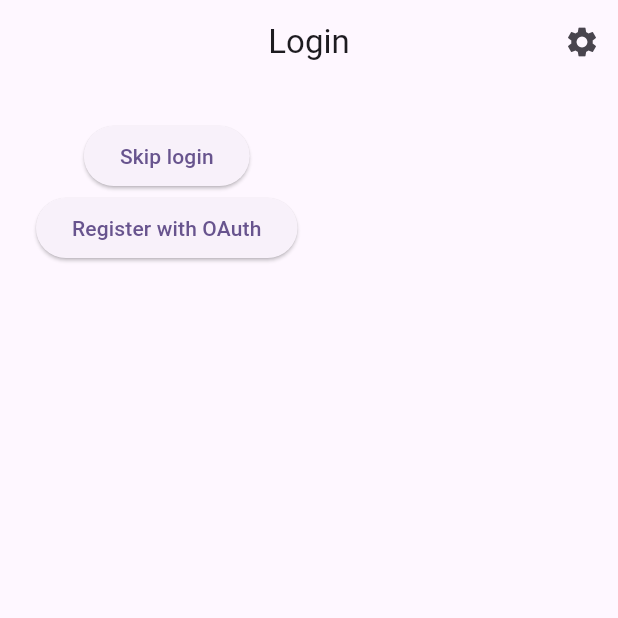
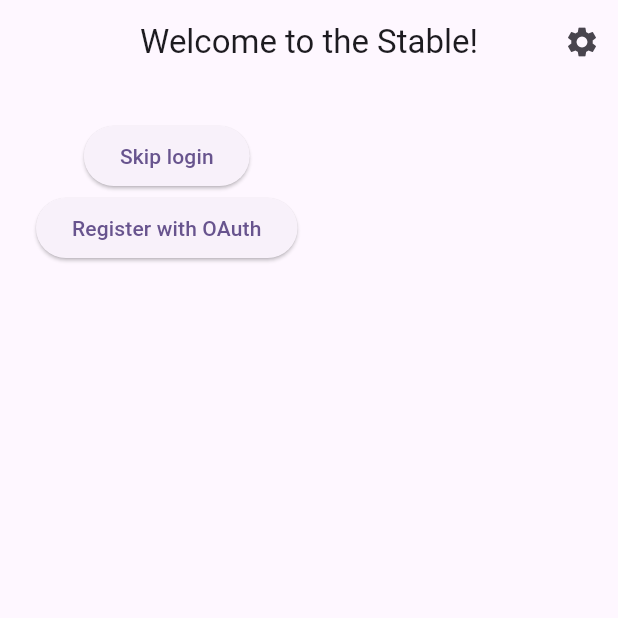
Before and after one commit to likoli007/Stable, a Flutter app: the screen it shows after launch, on a phone screen of 412 x 824 dp, the top half of it. Run offline on Flutter 3.47's test engine with Material 3 defaults, Android fonts, the light colour scheme and no system bars; our stand-ins replace cloud_firestore, firebase_auth, firebase_core, flutter_dotenv, get_it; missing offline and left inert: firebase_ui_auth, firebase_ui_oauth_google; accounts and stored records are empty; generated files the repository leaves out were written again.

Commit message:
Refactor: Rename LoginPage to IntroductionPage

```diff
--- a/lib/app/widget/app_wrapper.dart
+++ b/lib/app/widget/app_wrapper.dart
@@ -1,7 +1,7 @@
 import 'package:flutter/material.dart';
 import 'package:stable/page/home/home_page.dart';
 import 'package:stable/page/household/household_page.dart';
-import 'package:stable/page/login/login_page.dart';
+import 'package:stable/page/login/introduction_page.dart';
 import 'package:stable/page/task/task_page.dart';
 
 class AppWrapper extends StatelessWidget {
@@ -19,10 +19,10 @@ class AppWrapper extends StatelessWidget {
         ),
         initialRoute: '/',
         routes: {
-          '/': (context) => LoginPage(),
+          '/': (context) => IntroductionPage(),
           '/home': (context) => HomePage(),
           '/tasks': (context) => TaskPage(),
-          //'/household': (context) => HouseholdPage(),
+          '/household': (context) => HouseholdPage(),
           //TODO: Add routes
         });
   }
--- a/lib/page/login/login_page.dart
+++ b/lib/page/login/introduction_page.dart
@@ -3,11 +3,12 @@ import 'package:stable/common/widget/page_template.dart';
 import 'package:stable/page/login/register_page.dart';
 import 'package:stable/page/task/task_page.dart';
 
-class LoginPage extends StatelessWidget {
+class IntroductionPage extends StatelessWidget {
   @override
   Widget build(BuildContext context) {
     return PageTemplate(
-      title: "Login",
+      title: "Welcome to the Stable!",
+      showProfileButton: false,
       child: Column(
         children: [
           // TODO Add introduction to the app
```
